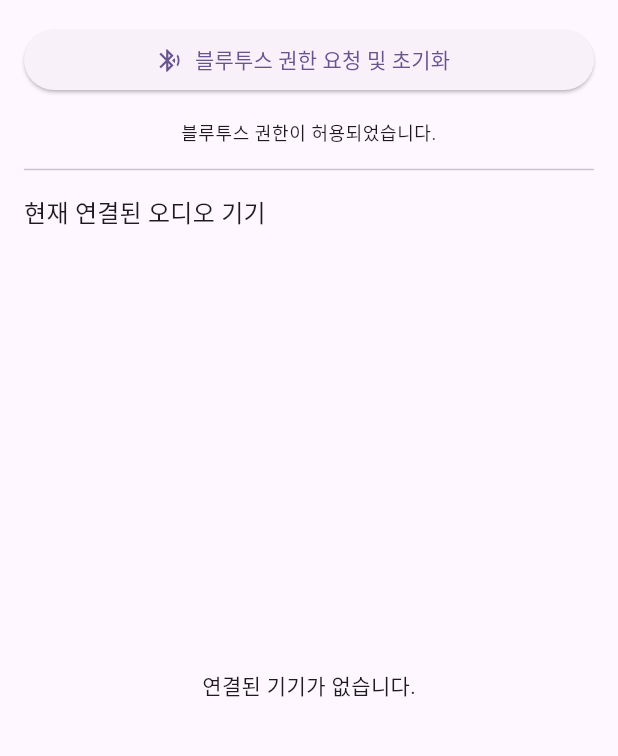
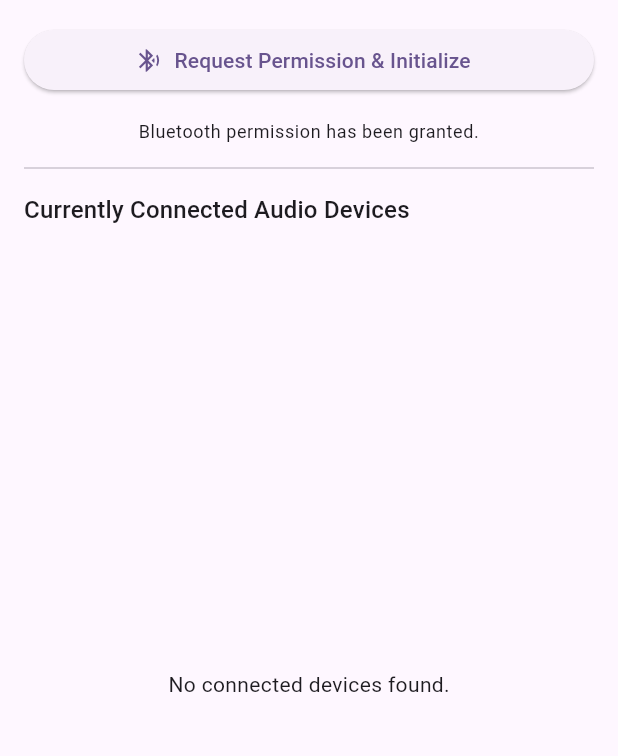
Before and after one commit to thesims1004/audio_device_detection, a Flutter app: the screen it shows after launch, on a phone screen of 412 x 824 dp, the part 84-840 px from its top. Run offline on Flutter 3.47's test engine with Material 3 defaults, Android fonts, the phone set to English and light mode, and no system bars; our stand-ins replace permission_handler, plugin_platform_interface.

Commit message:
Version to 1.0.0

```diff
--- a/example/lib/main.dart
+++ b/example/lib/main.dart
@@ -1,9 +1,9 @@
 import 'dart:async';
-import 'dart:io'; // Platform.isAndroid 확인을 위해 추가
+import 'dart:io'; // Added to check Platform.isAndroid
 import 'package:flutter/material.dart';
 import 'package:permission_handler/permission_handler.dart';
 
-// 개발 중인 플러그인의 메인 파일과 모델을 import 합니다.
+// Import the main file and models from the plugin we are developing.
 import 'package:audio_device_detection/audio_device_detection.dart';
 
 void main() {
@@ -34,59 +34,64 @@ class MyHomePage extends StatefulWidget {
 }
 
 class _MyHomePageState extends State<MyHomePage> {
-  // 기기 목록을 저장하고 UI를 업데이트하기 위한 상태 변수
+  // State variables to store the device list and update the UI.
   List<AudioDevice> _connectedDevices = [];
   bool _isLoading = false;
-  String _permissionStatus = '권한 상태를 확인하세요.';
+  String _permissionStatus = 'Please check the permission status.';
 
-  // 이벤트 스트림 구독을 관리하기 위한 변수
+  // Variable to manage the event stream subscription.
   StreamSubscription<AudioDevice>? _deviceStateSubscription;
 
-  // [핵심] Future Queue를 위한 변수
-  // 초기값은 완료된 Future로 설정하여 바로 시작할 수 있게 합니다.
+  // [Key] Variable for the Future Queue.
+  // Initialized with a completed Future to allow immediate execution.
   Future<void> _fetchQueue = Future.value();
 
   @override
   void initState() {
     super.initState();
-    // 앱 시작 시 현재 권한 상태를 확인합니다.
+    // Check the current permission status when the app starts.
     _checkInitialPermission();
   }
 
   @override
   void dispose() {
-    // 위젯이 제거될 때 스트림 구독을 반드시 취소하여 메모리 누수를 방지합니다.
+    // It's crucial to cancel the stream subscription when the widget is disposed to prevent memory leaks.
     _deviceStateSubscription?.cancel();
     super.dispose();
   }
 
-  /// 앱 시작 시 현재 권한 상태를 확인하고, 권한이 있다면 바로 기기 목록을 가져옵니다.
+  /// Checks the current permission status at app startup and loads the device list if permission is granted.
   Future<void> _checkInitialPermission() async {
     if (Platform.isAndroid) {
       final status = await Permission.bluetoothConnect.status;
       if (status.isGranted) {
         setState(() {
-          _permissionStatus = '블루투스 권한이 허용되었습니다.';
+          _permissionStatus = 'Bluetooth permission has been granted.';
         });
-        // 권한이 이미 있다면 기기 목록 로드 및 이벤트 리스너 등록
+        // If permission is already granted, load the device list and register the event listener.
         _initializePlugin();
       } else {
         setState(() {
-          _permissionStatus = '블루투스 권한을 요청해야 합니다.';
+          _permissionStatus = 'Bluetooth permission needs to be requested.';
         });
       }
     } else {
-      // iOS는 별도의 권한 요청이 필요 없으므로 바로 초기화 진행
+      // iOS does not require a separate permission request, so proceed with initialization.
+      setState(() {
+        _permissionStatus = 'Ready to detect devices on iOS.';
+      });
       _initializePlugin();
     }
   }
 
-  /// 블루투스 연결 권한을 요청하는 함수
+  /// A function to request Bluetooth connection permission.
   Future<void> _requestBluetoothPermission() async {
     if (!Platform.isAndroid) {
+      if (mounted) {
         ScaffoldMessenger.of(context).showSnackBar(
-        const SnackBar(content: Text('iOS에서는 별도의 권한 요청이 필요하지 않습니다.')),
+          const SnackBar(content: Text('No separate permission request is needed on iOS.')),
         );
+      }
       _initializePlugin();
       return;
     }
@@ -95,64 +100,64 @@ class _MyHomePageState extends State<MyHomePage> {
 
     if (status.isGranted) {
       setState(() {
-        _permissionStatus = '블루투스 권한이 허용되었습니다.';
+        _permissionStatus = 'Bluetooth permission has been granted.';
       });
-      // 권한 획득 성공 시, 기기 목록 로드 및 이벤트 리스너 등록
+      // On successful permission grant, load the device list and register the event listener.
       _initializePlugin();
     } else if (status.isDenied) {
       setState(() {
-        _permissionStatus = '권한이 거부되었습니다. 기능 사용이 제한됩니다.';
+        _permissionStatus = 'Permission denied. Feature usage is limited.';
       });
     } else if (status.isPermanentlyDenied) {
       setState(() {
-        _permissionStatus = '권한이 영구적으로 거부되었습니다. 앱 설정에서 직접 허용해야 합니다.';
+        _permissionStatus = 'Permission permanently denied. You must grant it from the app settings.';
       });
-      // 설정 화면으로 이동할 수 있는 옵션을 제공
+      // Provide an option to navigate to the app settings.
       openAppSettings();
     }
   }
 
-  /// 플러그인 기능(기기 목록, 이벤트 수신)을 초기화하는 함수
+  /// Initializes the plugin's features (device list, event stream).
   void _initializePlugin() {
-    // 이미 구독 중이라면 중복 실행 방지
+    // Prevent duplicate subscriptions.
     if (_deviceStateSubscription != null) return;
 
-    // 1. 현재 연결된 기기 목록 가져오기, 큐에 넣어서 실행
+    // 1. Fetch the initial list of connected devices by scheduling it in the queue.
     _scheduleFetchDevices();
 
-    // 2. 기기 연결/해제 이벤트 스트림 구독
+    // 2. Subscribe to the device connection/disconnection event stream.
     _deviceStateSubscription = AudioDeviceDetection.instance.onDeviceStateChanged.listen(
           (AudioDevice device) {
-        // 이벤트 발생 시 스낵바 표시
+        // Show a SnackBar when an event occurs.
         final message = device.isConnected
-            ? '${device.name}이(가) 연결되었습니다. (${device.protocol.name})'
-            : '${device.name}의 연결이 끊어졌습니다.';
+            ? '${device.name} has been connected. (${device.protocol.name})'
+            : '${device.name} has been disconnected.';
 
+        if (mounted) {
           ScaffoldMessenger.of(context).showSnackBar(
             SnackBar(
               content: Text(message),
               duration: const Duration(seconds: 2),
             ),
           );
+        }
 
-        // 기기 목록을 다시 로드하여 UI 갱신, 큐에 작업 추가
+        // Schedule a device list refresh to update the UI.
         _scheduleFetchDevices();
       },
       onError: (error) {
-        print('이벤트 스트림 에러: $error');
+        print('Event stream error: $error');
       },
     );
   }
 
-  /// Future Queue 구현
-  /// 이전 작업이 무엇이든, 그 작업이 끝난(whenComplete) 뒤에
-  /// _fetchConnectedDevices를 실행하도록 체이닝합니다.
+  /// Future Queue Implementation.
+  /// Chains the _fetchConnectedDevices call to run after the previous task is complete.
   void _scheduleFetchDevices() {
-    // 큐(체인)에 새로운 작업을 연결하고, _fetchQueue 포인터를 갱신합니다.
+    // Chains a new task to the queue and updates the _fetchQueue pointer.
     _fetchQueue = _fetchQueue.whenComplete(() async {
-
-      // OS가 장치 목록을 갱신할 시간을 벌어줍니다.
-      // 블루투스 프로필 연결에는 시간이 걸리므로 500ms 정도면 충분히 안전합니다.
+      // Give the OS some time to update the device list.
+      // A delay of 500ms is generally safe for Bluetooth profile connections to settle.
       await Future.delayed(const Duration(milliseconds: 500));
 
       if (mounted) {
@@ -161,24 +166,29 @@ class _MyHomePageState extends State<MyHomePage> {
     });
   }
 
-  /// 현재 연결된 기기 목록을 가져와 상태를 업데이트하는 함수
+  /// Fetches the list of connected devices and updates the state.
   Future<void> _fetchConnectedDevices() async {
     print('_fetchConnectedDevices called');
+    if (!mounted) return;
     setState(() {
       _isLoading = true;
     });
     try {
       final devices = await AudioDeviceDetection.instance.getConnectedDevices();
-      print('_fetchConnectedDevices : ${devices.length}');
+      print('_fetchConnectedDevices found: ${devices.length}');
+      if (mounted) {
         setState(() {
           _connectedDevices = devices;
         });
+      }
     } catch (e) {
-      print('기기 목록을 가져오는 데 실패했습니다: $e');
+      print('Failed to get device list: $e');
     } finally {
+      if (mounted) {
         setState(() {
           _isLoading = false;
         });
+      }
     }
   }
 
@@ -194,14 +204,14 @@ class _MyHomePageState extends State<MyHomePage> {
         child: Column(
           crossAxisAlignment: CrossAxisAlignment.stretch,
           children: [
-            // 권한 요청 버튼
+            // Permission request button
             ElevatedButton.icon(
               icon: const Icon(Icons.bluetooth_searching),
-              label: const Text('블루투스 권한 요청 및 초기화'),
+              label: const Text('Request Permission & Initialize'),
               onPressed: _requestBluetoothPermission,
             ),
             const SizedBox(height: 16),
-            // 현재 권한 상태 표시
+            // Display current permission status
             Text(
               _permissionStatus,
               style: Theme.of(context).textTheme.bodySmall,
@@ -212,16 +222,16 @@ class _MyHomePageState extends State<MyHomePage> {
             Padding(
               padding: const EdgeInsets.symmetric(vertical: 8.0),
               child: Text(
-                '현재 연결된 오디오 기기',
+                'Currently Connected Audio Devices',
                 style: Theme.of(context).textTheme.titleMedium,
               ),
             ),
-            // 기기 목록을 표시하는 리스트뷰
+            // ListView to display the device list
             Expanded(
               child: _isLoading
                   ? const Center(child: CircularProgressIndicator())
                   : _connectedDevices.isEmpty
-                  ? const Center(child: Text('연결된 기기가 없습니다.'))
+                  ? const Center(child: Text('No connected devices found.'))
                   : RefreshIndicator(
                 onRefresh: _fetchConnectedDevices,
                 child: ListView.builder(
@@ -233,7 +243,7 @@ class _MyHomePageState extends State<MyHomePage> {
                         leading: const Icon(Icons.headset, color: Colors.blue),
                         title: Text(device.name),
                         subtitle: Text(
-                          '프로토콜: ${device.protocol.name} / 주소: ${device.address ?? 'N/A'}',
+                          'Protocol: ${device.protocol.name.toUpperCase()} / ID: ${device.address ?? 'N/A'}',
                         ),
                       ),
                     );
--- a/example/pubspec.yaml
+++ b/example/pubspec.yaml
@@ -5,7 +5,7 @@ description: "Demonstrates how to use the audio_device_detection plugin."
 publish_to: 'none' # Remove this line if you wish to publish to pub.dev
 
 environment:
-  sdk: ^3.9.0
+  sdk: '>=3.0.0 <4.0.0'
 
 # Dependencies specify other packages that your package needs in order to work.
 # To automatically upgrade your package dependencies to the latest versions
@@ -25,8 +25,7 @@ dependencies:
     # the parent directory to use the current plugin's version.
     path: ../
 
-  # 권한 처리를 위한 플러그인
-  permission_handler: ^11.3.1 # 최신 버전으로 명시
+  permission_handler: ^11.3.1
 
   # The following adds the Cupertino Icons font to your application.
   # Use with the CupertinoIcons class for iOS style icons.
```
Also changed, not shown: lib/audio_device_detection.dart (+8 -5 lines), pubspec.yaml (+6 -4 lines), 5 other files. Lines whose indentation alone changed are shown as unchanged.
